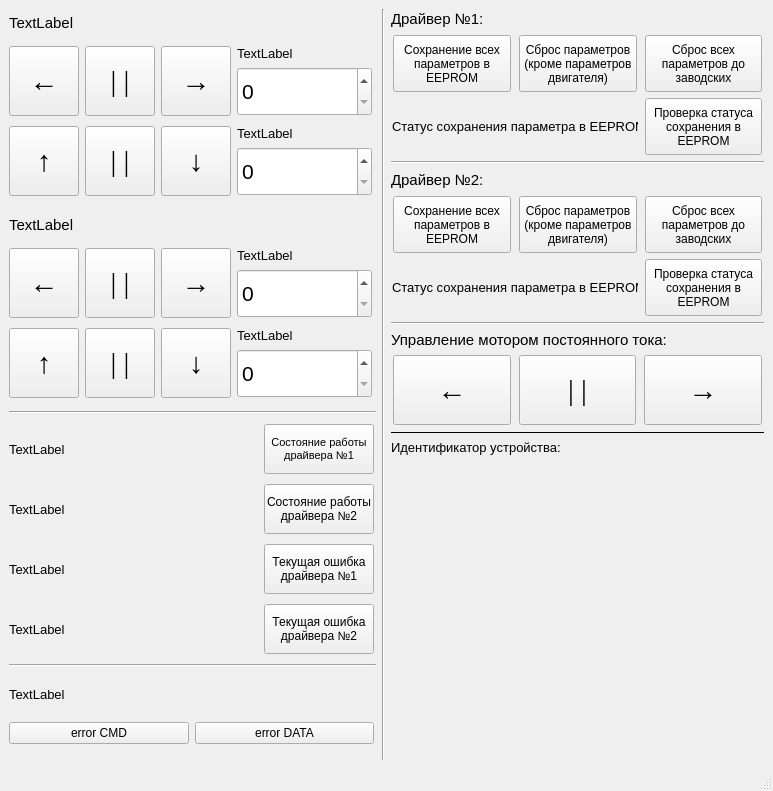
The window that mainwindow.ui (E4ever/PanTilt) describes before a commit, drawn with Qt 5.
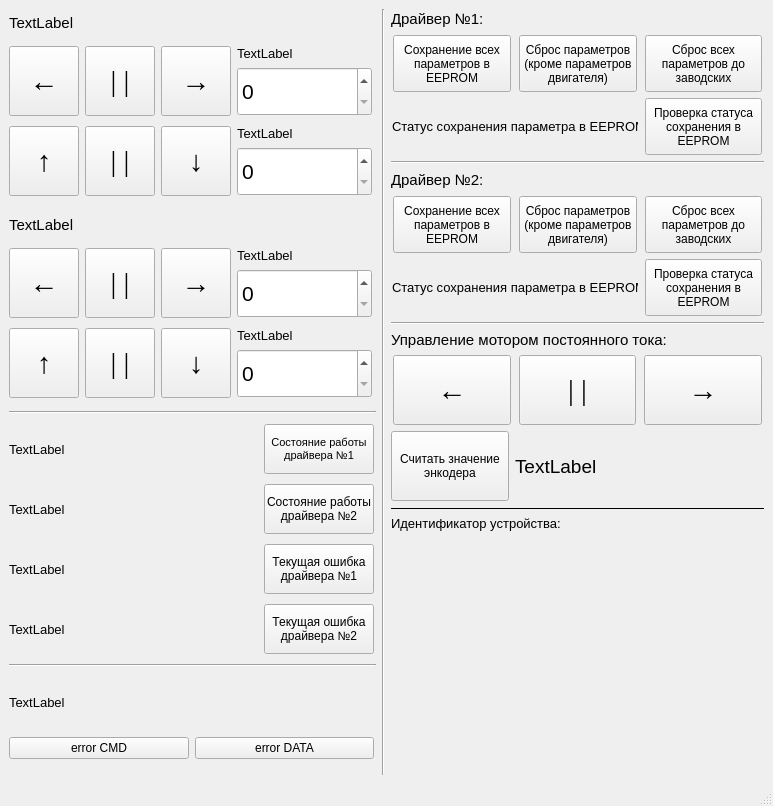
The same window after the commit.

Commit message: added processing of encoder values + change communication protocol_end

```diff
--- a/mainwindow.ui
+++ b/mainwindow.ui
@@ -7,7 +7,7 @@
     <x>0</x>
     <y>0</y>
     <width>773</width>
-    <height>791</height>
+    <height>806</height>
    </rect>
   </property>
   <property name="sizePolicy">
@@ -19,13 +19,13 @@
   <property name="minimumSize">
    <size>
     <width>773</width>
-    <height>791</height>
+    <height>806</height>
    </size>
   </property>
   <property name="maximumSize">
    <size>
-    <width>773</width>
-    <height>791</height>
+    <width>777</width>
+    <height>806</height>
    </size>
   </property>
   <property name="font">
@@ -1015,13 +1015,13 @@
           <property name="minimumSize">
            <size>
             <width>367</width>
-            <height>35</height>
+            <height>50</height>
            </size>
           </property>
           <property name="maximumSize">
            <size>
             <width>367</width>
-            <height>35</height>
+            <height>50</height>
            </size>
           </property>
           <property name="font">
@@ -1515,6 +1515,54 @@
           </item>
          </layout>
         </item>
+        <item>
+         <layout class="QHBoxLayout" name="horizontalLayout_16">
+          <item>
+           <widget class="QPushButton" name="pushButtonEncoder">
+            <property name="minimumSize">
+             <size>
+              <width>118</width>
+              <height>70</height>
+             </size>
+            </property>
+            <property name="maximumSize">
+             <size>
+              <width>118</width>
+              <height>70</height>
+             </size>
+            </property>
+            <property name="text">
+             <string>Считать значение
+энкодера</string>
+            </property>
+           </widget>
+          </item>
+          <item>
+           <widget class="QLabel" name="labelEncoder">
+            <property name="minimumSize">
+             <size>
+              <width>0</width>
+              <height>70</height>
+             </size>
+            </property>
+            <property name="maximumSize">
+             <size>
+              <width>16777215</width>
+              <height>70</height>
+             </size>
+            </property>
+            <property name="font">
+             <font>
+              <pointsize>14</pointsize>
+             </font>
+            </property>
+            <property name="text">
+             <string>TextLabel</string>
+            </property>
+           </widget>
+          </item>
+         </layout>
+        </item>
         <item>
          <widget class="Line" name="line">
           <property name="frameShadow">
```
The commit also changes 5 other files.
